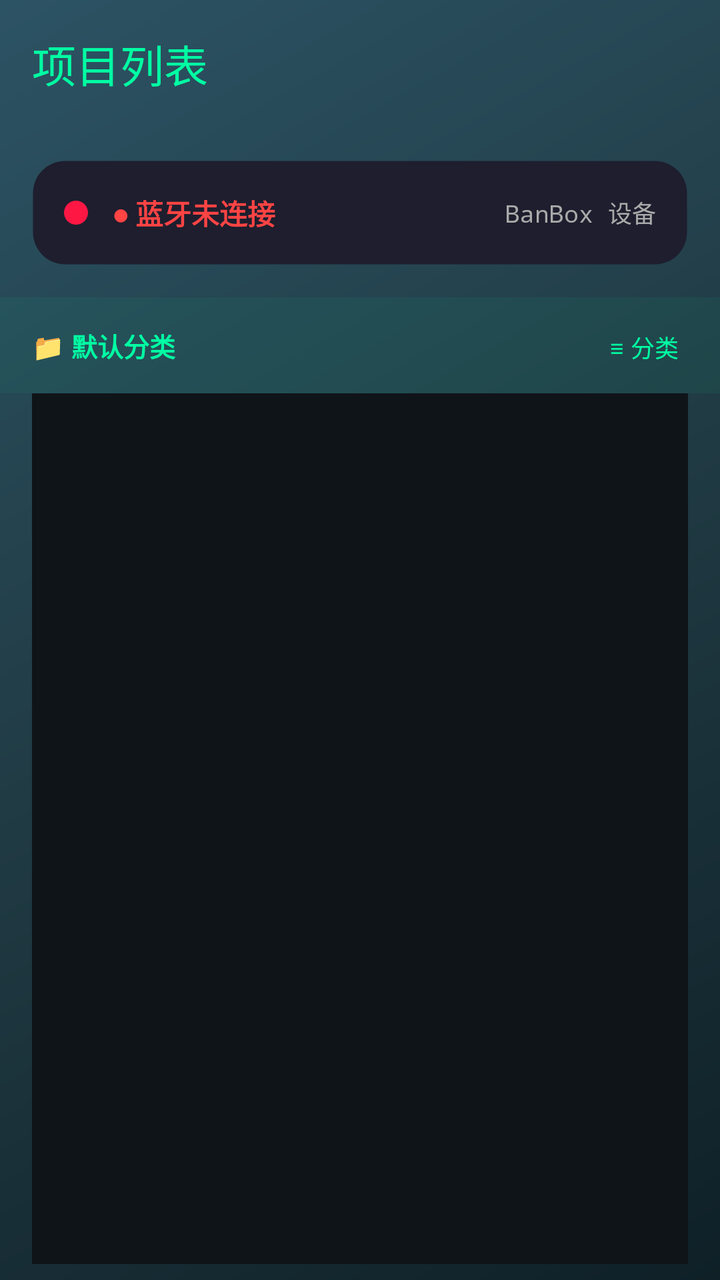
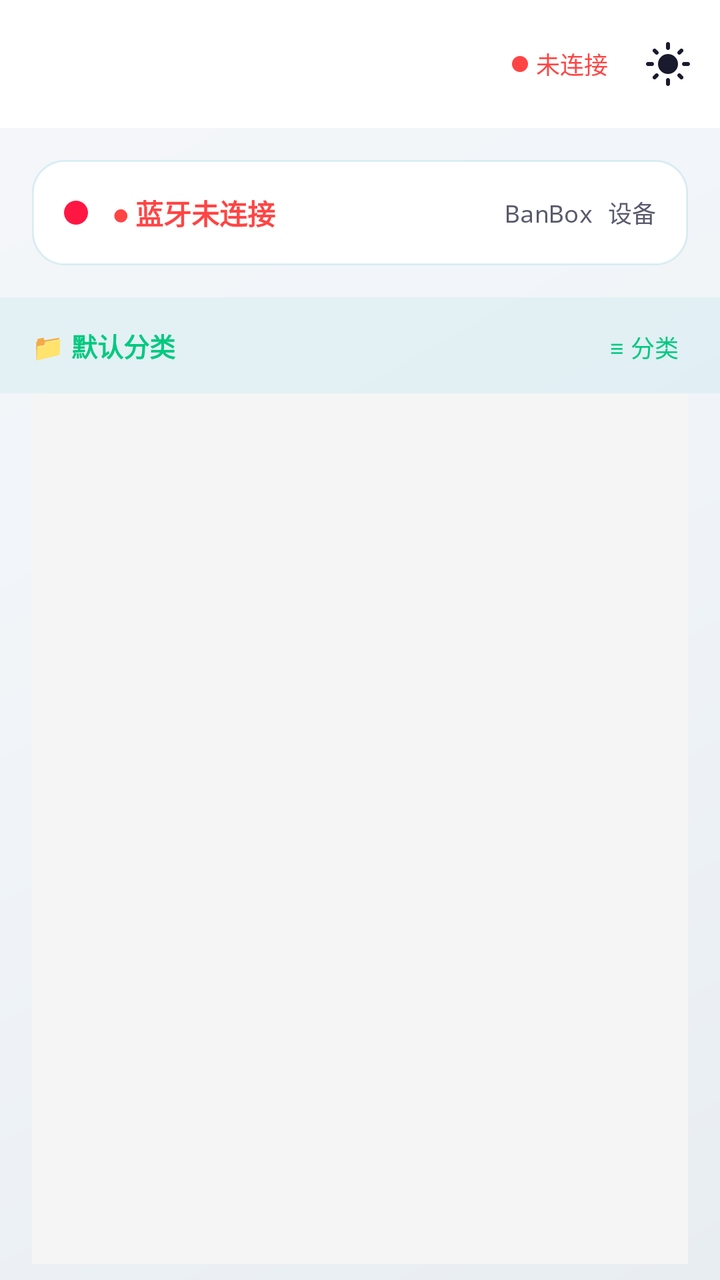

Compare the two renders of this Android layout. The source of the first and the diff that turns it into the second are given below.
<!-- AndroidManifest.xml: application theme Theme.MyApplication -->
<!-- res/layout/activity_home_mecha.xml -->
<?xml version="1.0" encoding="utf-8"?>
<androidx.drawerlayout.widget.DrawerLayout
    xmlns:android="http://schemas.android.com/apk/res/android"
    xmlns:app="http://schemas.android.com/apk/res-auto"
    android:id="@+id/drawer_layout"
    android:layout_width="match_parent"
    android:layout_height="match_parent"
    android:fitsSystemWindows="true">

    
    <LinearLayout
        android:layout_width="match_parent"
        android:layout_height="match_parent"
        android:orientation="vertical"
        android:background="@drawable/gradient_background">

        
        <androidx.appcompat.widget.Toolbar
            android:id="@+id/toolbar"
            android:layout_width="match_parent"
            android:layout_height="?attr/actionBarSize"
            android:background="@android:color/transparent"
            android:elevation="4dp"
            app:titleTextColor="#00FFA3"
            app:title="项目列表" />

        
        <LinearLayout
            android:layout_width="match_parent"
            android:layout_height="wrap_content"
            android:layout_margin="16dp"
            android:background="@drawable/card_background"
            android:orientation="horizontal"
            android:padding="16dp"
            android:elevation="6dp"
            android:gravity="center_vertical">

            <View
                android:id="@+id/status_indicator"
                android:layout_width="12dp"
                android:layout_height="12dp"
                android:background="@drawable/slider_thumb" />

            <TextView
                android:id="@+id/tv_bluetooth_status"
                android:layout_width="0dp"
                android:layout_height="wrap_content"
                android:layout_weight="1"
                android:layout_marginStart="12dp"
                android:text="● 蓝牙未连接"
                android:textColor="#FF4444"
                android:textSize="14sp"
                android:textStyle="bold" />

            <TextView
                android:id="@+id/tv_device_info"
                android:layout_width="wrap_content"
                android:layout_height="wrap_content"
                android:text="BanBox 设备"
                android:textColor="#AAAAAA"
                android:textSize="12sp"
                android:fontFamily="monospace" />
        </LinearLayout>

        
        <LinearLayout
            android:id="@+id/category_header"
            android:layout_width="match_parent"
            android:layout_height="48dp"
            android:orientation="horizontal"
            android:gravity="center_vertical"
            android:paddingStart="16dp"
            android:paddingEnd="8dp"
            android:background="#0D00FFA3">

            <TextView
                android:id="@+id/tv_current_category"
                android:layout_width="0dp"
                android:layout_height="wrap_content"
                android:layout_weight="1"
                android:text="📁 默认分类"
                android:textColor="#00FFA3"
                android:textSize="13sp"
                android:textStyle="bold"
                android:maxLines="1"
                android:ellipsize="end"
                android:includeFontPadding="false" />

            <Button
                android:id="@+id/btn_toggle_drawer"
                android:layout_width="wrap_content"
                android:layout_height="36dp"
                android:minWidth="60dp"
                android:text="≡ 分类"
                android:textColor="#00FFA3"
                android:textSize="12sp"
                android:background="@android:color/transparent"
                android:paddingStart="6dp"
                android:paddingEnd="6dp"/>
        </LinearLayout>

        
        <androidx.recyclerview.widget.RecyclerView
            android:id="@+id/rv_project_list"
            android:layout_width="match_parent"
            android:layout_height="0dp"
            android:layout_weight="1"
            android:layout_marginStart="16dp"
            android:layout_marginEnd="16dp"
            android:layout_marginBottom="8dp"
            android:background="#0F1419"
            android:padding="8dp"
            android:clipToPadding="false" />

        
        <LinearLayout
            android:id="@+id/export_panel"
            android:layout_width="match_parent"
            android:layout_height="wrap_content"
            android:padding="12dp"
            android:visibility="gone"
            android:background="@drawable/card_background"
            android:elevation="8dp"
            android:orientation="horizontal"
            android:gravity="center_vertical">

            <Button
                android:id="@+id/btn_export_selected"
                android:layout_width="0dp"
                android:layout_height="52dp"
                android:layout_weight="1"
                android:text="导出到微信"
                android:textColor="#FFFFFF"
                android:textSize="14sp"
                android:textStyle="bold"
                android:background="@drawable/button_glow"
                android:elevation="4dp"
                android:layout_marginEnd="6dp"/>

            <Button
                android:id="@+id/btn_move_selected"
                android:layout_width="0dp"
                android:layout_height="52dp"
                android:layout_weight="0.75"
                android:text="移至分类"
                android:textColor="#FFFFFF"
                android:textSize="14sp"
                android:textStyle="bold"
                android:backgroundTint="#2255AA"
                android:elevation="4dp"
                android:layout_marginEnd="6dp"/>

            <Button
                android:id="@+id/btn_delete_selected"
                android:layout_width="0dp"
                android:layout_height="52dp"
                android:layout_weight="0.55"
                android:text="删除"
                android:textColor="#FFFFFF"
                android:textSize="14sp"
                android:textStyle="bold"
                android:backgroundTint="#CC3333"
                android:elevation="4dp"/>
        </LinearLayout>

    </LinearLayout>

    
    <LinearLayout
        android:id="@+id/nav_drawer"
        android:layout_width="240dp"
        android:layout_height="match_parent"
        android:layout_gravity="start"
        android:orientation="vertical"
        android:background="#1A1F2E">

        
        <LinearLayout
            android:layout_width="match_parent"
            android:layout_height="wrap_content"
            android:orientation="horizontal"
            android:gravity="center_vertical"
            android:paddingStart="12dp"
            android:paddingEnd="6dp"
            android:paddingTop="12dp"
            android:paddingBottom="12dp"
            android:background="#141820">

            <TextView
                android:layout_width="0dp"
                android:layout_height="wrap_content"
                android:layout_weight="1"
                android:text="项目分类"
                android:textColor="#00FFA3"
                android:textSize="16sp"
                android:textStyle="bold"
                android:includeFontPadding="false" />

            <Button
                android:id="@+id/btn_add_category"
                android:layout_width="wrap_content"
                android:layout_height="32dp"
                android:minWidth="36dp"
                android:text="＋"
                android:textColor="#00FFA3"
                android:textSize="18sp"
                android:background="@android:color/transparent"
                android:paddingStart="4dp"
                android:paddingEnd="4dp"/>
        </LinearLayout>

        
        <androidx.recyclerview.widget.RecyclerView
            android:id="@+id/rv_categories"
            android:layout_width="match_parent"
            android:layout_height="0dp"
            android:layout_weight="1"
            android:paddingTop="4dp"
            android:paddingBottom="4dp" />

    </LinearLayout>

</androidx.drawerlayout.widget.DrawerLayout>
<!-- resources referenced by this layout -->
<resources>
  <!-- drawable button_glow (drawable) -->
  <?xml version="1.0" encoding="utf-8"?>
  <selector xmlns:android="http://schemas.android.com/apk/res/android">
      
      <item android:state_enabled="false">
          <layer-list>
              <item>
                  <shape android:shape="rectangle">
                      <solid android:color="#3D3D3D" />
                      <corners android:radius="20dp" />
                  </shape>
              </item>
          </layer-list>
      </item>
      
      
      <item android:state_pressed="true">
          <layer-list>
              <item>
                  <shape android:shape="rectangle">
                      <solid android:color="#00AA66" />
                      <corners android:radius="20dp" />
                  </shape>
              </item>
          </layer-list>
      </item>
      
      
      <item>
          <layer-list>
              
              <item>
                  <shape android:shape="rectangle">
                      <solid android:color="#6000FFA3" />
                      <corners android:radius="22dp" />
                  </shape>
              </item>
              
              <item android:top="2dp" android:bottom="2dp" android:left="2dp" android:right="2dp">
                  <shape android:shape="rectangle">
                      <gradient
                          android:angle="135"
                          android:startColor="#00FFA3"
                          android:centerColor="#00CC88"
                          android:endColor="#009966"
                          android:type="linear" />
                      <corners android:radius="20dp" />
                  </shape>
              </item>
          </layer-list>
      </item>
  </selector>
  <!-- drawable card_background (drawable) -->
  <?xml version="1.0" encoding="utf-8"?>
  <shape xmlns:android="http://schemas.android.com/apk/res/android">
      <solid android:color="#1E1E2E" />
      <corners android:radius="16dp" />
      <stroke android:width="1dp" android:color="#00FFA340" />
  </shape>
  <!-- drawable gradient_background (drawable) -->
  <?xml version="1.0" encoding="utf-8"?>
  <shape xmlns:android="http://schemas.android.com/apk/res/android">
      <gradient
          android:angle="135"
          android:startColor="#0F2027"
          android:centerColor="#203A43"
          android:endColor="#2C5364"
          android:type="linear" />
  </shape>
  <style name="Base.Theme.MyApplication" parent="Theme.Material3.DayNight.NoActionBar">
          
          
      </style>
  <!-- unchanged entries left out for length: 2 -->
</resources>

<!-- the commit's change to res/layout/activity_home_mecha.xml (unified diff, before → after) -->
@@ -15,14 +15,7 @@
         android:background="@drawable/gradient_background">
 
         
-        <androidx.appcompat.widget.Toolbar
-            android:id="@+id/toolbar"
-            android:layout_width="match_parent"
-            android:layout_height="?attr/actionBarSize"
-            android:background="@android:color/transparent"
-            android:elevation="4dp"
-            app:titleTextColor="#00FFA3"
-            app:title="项目列表" />
+        <include layout="@layout/include_base_toolbar" />
 
         
         <LinearLayout
@@ -48,7 +41,7 @@
                 android:layout_weight="1"
                 android:layout_marginStart="12dp"
                 android:text="● 蓝牙未连接"
-                android:textColor="#FF4444"
+                android:textColor="@color/status_disconnected"
                 android:textSize="14sp"
                 android:textStyle="bold" />
 
@@ -57,7 +50,7 @@
                 android:layout_width="wrap_content"
                 android:layout_height="wrap_content"
                 android:text="BanBox 设备"
-                android:textColor="#AAAAAA"
+                android:textColor="@color/text_secondary"
                 android:textSize="12sp"
                 android:fontFamily="monospace" />
         </LinearLayout>
@@ -71,7 +64,7 @@
             android:gravity="center_vertical"
             android:paddingStart="16dp"
             android:paddingEnd="8dp"
-            android:background="#0D00FFA3">
+            android:background="@color/category_header_bg">
 
             <TextView
                 android:id="@+id/tv_current_category"
@@ -79,7 +72,7 @@
                 android:layout_height="wrap_content"
                 android:layout_weight="1"
                 android:text="📁 默认分类"
-                android:textColor="#00FFA3"
+                android:textColor="@color/primary_accent_glow"
                 android:textSize="13sp"
                 android:textStyle="bold"
                 android:maxLines="1"
@@ -92,7 +85,7 @@
                 android:layout_height="36dp"
                 android:minWidth="60dp"
                 android:text="≡ 分类"
-                android:textColor="#00FFA3"
+                android:textColor="@color/primary_accent_glow"
                 android:textSize="12sp"
                 android:background="@android:color/transparent"
                 android:paddingStart="6dp"
@@ -108,7 +101,7 @@
             android:layout_marginStart="16dp"
             android:layout_marginEnd="16dp"
             android:layout_marginBottom="8dp"
-            android:background="#0F1419"
+            android:background="@color/bg_dark"
             android:padding="8dp"
             android:clipToPadding="false" />
 
@@ -146,7 +139,7 @@
                 android:textColor="#FFFFFF"
                 android:textSize="14sp"
                 android:textStyle="bold"
-                android:backgroundTint="#2255AA"
+                android:backgroundTint="@color/button_primary"
                 android:elevation="4dp"
                 android:layout_marginEnd="6dp"/>
 
@@ -159,7 +152,7 @@
                 android:textColor="#FFFFFF"
                 android:textSize="14sp"
                 android:textStyle="bold"
-                android:backgroundTint="#CC3333"
+                android:backgroundTint="@color/text_error"
                 android:elevation="4dp"/>
         </LinearLayout>
 
@@ -172,7 +165,7 @@
         android:layout_height="match_parent"
         android:layout_gravity="start"
         android:orientation="vertical"
-        android:background="#1A1F2E">
+        android:background="@color/nav_drawer_bg">
 
         
         <LinearLayout
@@ -184,14 +177,14 @@
             android:paddingEnd="6dp"
             android:paddingTop="12dp"
             android:paddingBottom="12dp"
-            android:background="#141820">
+            android:background="@color/nav_drawer_header_bg">
 
             <TextView
                 android:layout_width="0dp"
                 android:layout_height="wrap_content"
                 android:layout_weight="1"
                 android:text="项目分类"
-                android:textColor="#00FFA3"
+                android:textColor="@color/primary_accent_glow"
                 android:textSize="16sp"
                 android:textStyle="bold"
                 android:includeFontPadding="false" />
@@ -202,7 +195,7 @@
                 android:layout_height="32dp"
                 android:minWidth="36dp"
                 android:text="＋"
-                android:textColor="#00FFA3"
+                android:textColor="@color/primary_accent_glow"
                 android:textSize="18sp"
                 android:background="@android:color/transparent"
                 android:paddingStart="4dp"
@@ -221,3 +214,79 @@
     </LinearLayout>
 
 </androidx.drawerlayout.widget.DrawerLayout>
+<!-- res/layout/include_base_toolbar.xml (included above) -->
+<?xml version="1.0" encoding="utf-8"?>
+<androidx.appcompat.widget.Toolbar
+    xmlns:android="http://schemas.android.com/apk/res/android"
+    xmlns:app="http://schemas.android.com/apk/res-auto"
+    android:id="@+id/base_toolbar"
+    android:layout_width="match_parent"
+    android:layout_height="?attr/actionBarSize"
+    android:background="?attr/colorSurface"
+    android:elevation="4dp"
+    app:contentInsetStartWithNavigation="0dp"
+    app:contentInsetStart="0dp">
+
+    <LinearLayout
+        android:layout_width="match_parent"
+        android:layout_height="match_parent"
+        android:orientation="horizontal"
+        android:gravity="center_vertical"
+        android:paddingStart="4dp"
+        android:paddingEnd="8dp">
+
+        
+        <ImageButton
+            android:id="@+id/btn_toolbar_back"
+            android:layout_width="40dp"
+            android:layout_height="40dp"
+            android:background="?attr/selectableItemBackgroundBorderless"
+            android:src="@drawable/ic_arrow_back"
+            android:scaleType="centerInside"
+            android:contentDescription="返回"
+            android:visibility="gone"
+            app:tint="?attr/colorOnSurface" />
+
+        
+        <TextView
+            android:id="@+id/tv_toolbar_title"
+            android:layout_width="0dp"
+            android:layout_height="wrap_content"
+            android:layout_weight="1"
+            android:layout_marginStart="8dp"
+            android:textSize="18sp"
+            android:textStyle="bold"
+            android:textColor="?attr/colorOnSurface"
+            android:singleLine="true"
+            android:ellipsize="end" />
+
+        
+        <View
+            android:id="@+id/ble_status_dot"
+            android:layout_width="8dp"
+            android:layout_height="8dp"
+            android:layout_marginEnd="4dp"
+            android:background="@drawable/ble_status_dot" />
+
+        <TextView
+            android:id="@+id/tv_ble_status"
+            android:layout_width="wrap_content"
+            android:layout_height="wrap_content"
+            android:text="未连接"
+            android:textSize="12sp"
+            android:textColor="@color/status_disconnected"
+            android:layout_marginEnd="12dp" />
+
+        
+        <ImageButton
+            android:id="@+id/btn_theme_toggle"
+            android:layout_width="36dp"
+            android:layout_height="36dp"
+            android:background="?attr/selectableItemBackgroundBorderless"
+            android:src="@drawable/ic_theme_sun"
+            android:scaleType="centerInside"
+            android:contentDescription="切换主题"
+            app:tint="?attr/colorOnSurface" />
+
+    </LinearLayout>
+</androidx.appcompat.widget.Toolbar>
<!-- resource entries referenced after the edit -->
@@ -1,5 +1,21 @@
 <!-- resources referenced by this layout -->
 <resources>
+  <color name="bg_dark">#F5F5F5</color>
+  <color name="button_primary">#0097B2</color>
+  <color name="category_header_bg">#100097B2</color>
+  <color name="nav_drawer_bg">#F0F2F5</color>
+  <color name="nav_drawer_header_bg">#E8EAF0</color>
+  <color name="primary_accent_glow">#00C980</color>
+  <color name="status_disconnected">#FF4444</color>
+  <color name="text_error">#D32F2F</color>
+  <color name="text_secondary">#5A5A6E</color>
+  <!-- drawable ble_status_dot (drawable) -->
+  <?xml version="1.0" encoding="utf-8"?>
+  <shape xmlns:android="http://schemas.android.com/apk/res/android"
+      android:shape="oval">
+      <solid android:color="@color/status_disconnected" />
+      <size android:width="8dp" android:height="8dp" />
+  </shape>
   <!-- drawable button_glow (drawable) -->
   <?xml version="1.0" encoding="utf-8"?>
   <selector xmlns:android="http://schemas.android.com/apk/res/android">
@@ -8,7 +24,7 @@
           <layer-list>
               <item>
                   <shape android:shape="rectangle">
-                      <solid android:color="#3D3D3D" />
+                      <solid android:color="#C0C0C0" />
                       <corners android:radius="20dp" />
                   </shape>
               </item>
@@ -20,7 +36,7 @@
           <layer-list>
               <item>
                   <shape android:shape="rectangle">
-                      <solid android:color="#00AA66" />
+                      <solid android:color="#008A55" />
                       <corners android:radius="20dp" />
                   </shape>
               </item>
@@ -33,7 +49,7 @@
               
               <item>
                   <shape android:shape="rectangle">
-                      <solid android:color="#6000FFA3" />
+                      <solid android:color="#3000C980" />
                       <corners android:radius="22dp" />
                   </shape>
               </item>
@@ -42,9 +58,9 @@
                   <shape android:shape="rectangle">
                       <gradient
                           android:angle="135"
-                          android:startColor="#00FFA3"
-                          android:centerColor="#00CC88"
-                          android:endColor="#009966"
+                          android:startColor="#00C980"
+                          android:centerColor="#00A366"
+                          android:endColor="#008855"
                           android:type="linear" />
                       <corners android:radius="20dp" />
                   </shape>
@@ -55,24 +71,55 @@
   <!-- drawable card_background (drawable) -->
   <?xml version="1.0" encoding="utf-8"?>
   <shape xmlns:android="http://schemas.android.com/apk/res/android">
-      <solid android:color="#1E1E2E" />
+      <solid android:color="#FFFFFF" />
       <corners android:radius="16dp" />
-      <stroke android:width="1dp" android:color="#00FFA340" />
+      <stroke android:width="1dp" android:color="#200097B2" />
   </shape>
   <!-- drawable gradient_background (drawable) -->
   <?xml version="1.0" encoding="utf-8"?>
   <shape xmlns:android="http://schemas.android.com/apk/res/android">
       <gradient
           android:angle="135"
-          android:startColor="#0F2027"
-          android:centerColor="#203A43"
-          android:endColor="#2C5364"
+          android:startColor="#E8EDF2"
+          android:centerColor="#F0F4F8"
+          android:endColor="#F5F7FA"
           android:type="linear" />
   </shape>
+  <!-- drawable ic_arrow_back (drawable) -->
+  <vector xmlns:android="http://schemas.android.com/apk/res/android"
+      android:width="24dp"
+      android:height="24dp"
+      android:viewportWidth="24"
+      android:viewportHeight="24">
+      
+      <path
+          android:fillColor="#FFFFFF"
+          android:pathData="M20,11H7.83l5.59,-5.59L12,4l-8,8 8,8 1.41,-1.41L7.83,13H20v-2z" />
+  </vector>
+  <!-- drawable ic_theme_sun (drawable) -->
+  <vector xmlns:android="http://schemas.android.com/apk/res/android"
+      android:width="24dp"
+      android:height="24dp"
+      android:viewportWidth="24"
+      android:viewportHeight="24">
+      
+      <path
+          android:fillColor="#FFFFFF"
+          android:pathData="M12,7c-2.76,0 -5,2.24 -5,5s2.24,5 5,5 5,-2.24 5,-5 -2.24,-5 -5,-5zM2,13h2c0.55,0 1,-0.45 1,-1s-0.45,-1 -1,-1H2c-0.55,0 -1,0.45 -1,1s0.45,1 1,1zM20,13h2c0.55,0 1,-0.45 1,-1s-0.45,-1 -1,-1h-2c-0.55,0 -1,0.45 -1,1s0.45,1 1,1zM11,2v2c0,0.55 0.45,1 1,1s1,-0.45 1,-1V2c0,-0.55 -0.45,-1 -1,-1s-1,0.45 -1,1zM11,20v2c0,0.55 0.45,1 1,1s1,-0.45 1,-1v-2c0,-0.55 -0.45,-1 -1,-1s-1,0.45 -1,1zM5.99,4.58c-0.39,-0.39 -1.03,-0.39 -1.41,0 -0.39,0.39 -0.39,1.03 0,1.41l1.06,1.06c0.39,0.39 1.03,0.39 1.41,0s0.39,-1.03 0,-1.41L5.99,4.58zM18.36,16.95c-0.39,-0.39 -1.03,-0.39 -1.41,0 -0.39,0.39 -0.39,1.03 0,1.41l1.06,1.06c0.39,0.39 1.03,0.39 1.41,0 0.39,-0.39 0.39,-1.03 0,-1.41l-1.06,-1.06zM19.42,5.99c0.39,-0.39 0.39,-1.03 0,-1.41 -0.39,-0.39 -1.03,-0.39 -1.41,0l-1.06,1.06c-0.39,0.39 -0.39,1.03 0,1.41s1.03,0.39 1.41,0l1.06,-1.06zM7.05,18.36c0.39,-0.39 0.39,-1.03 0,-1.41 -0.39,-0.39 -1.03,-0.39 -1.41,0l-1.06,1.06c-0.39,0.39 -0.39,1.03 0,1.41s1.03,0.39 1.41,0l1.06,-1.06z" />
+  </vector>
   <style name="Base.Theme.MyApplication" parent="Theme.Material3.DayNight.NoActionBar">
-          
-          
+          <item name="colorPrimary">@color/primary_accent</item>
+          <item name="colorOnPrimary">@color/white</item>
+          <item name="colorSurface">@color/surface_color</item>
+          <item name="colorOnSurface">@color/on_surface_color</item>
+          <item name="android:colorBackground">@color/bg_dark</item>
+          <item name="android:statusBarColor">@color/toolbar_bg</item>
       </style>
+  <color name="primary_accent">#0097B2</color>
+  <color name="white">#FFFFFFFF</color>
+  <color name="surface_color">#FFFFFF</color>
+  <color name="on_surface_color">#1A1A2E</color>
+  <color name="toolbar_bg">#FFFFFF</color>
   <!-- unchanged entries left out for length: 2 -->
 </resources>
 
